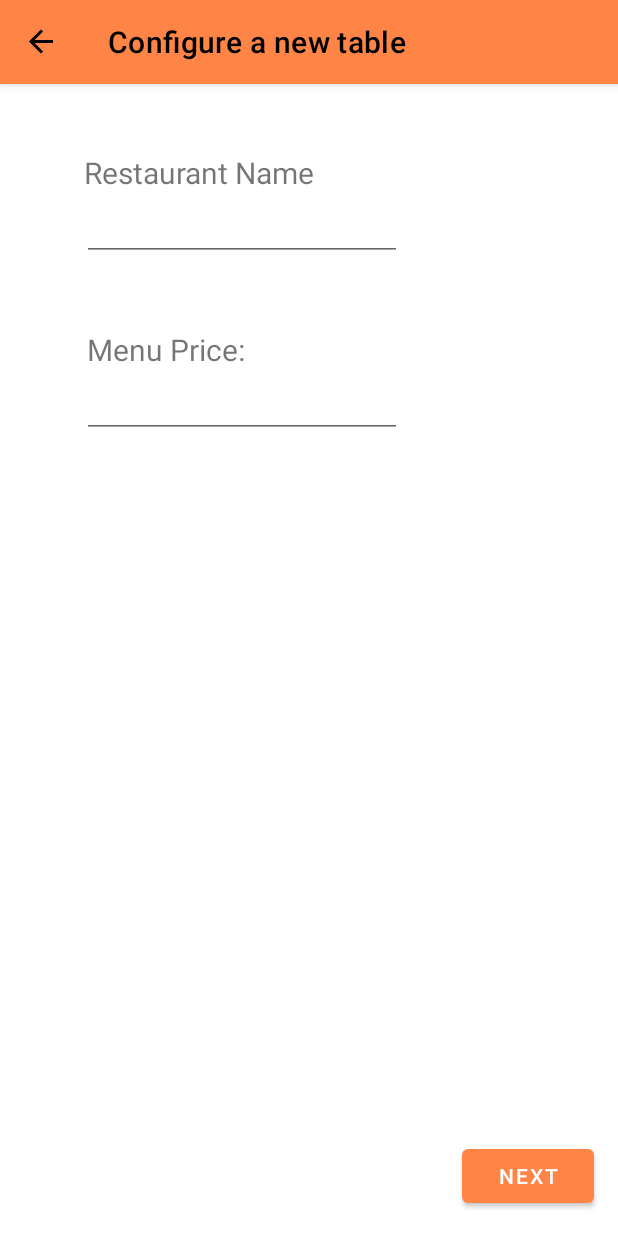
After one commit to owsky/SushiHub_Redone, an Android app: the ConfigureTablePage screen opened through its navigation route, on a phone screen of 412 x 824 dp. The commit adds this screen. Run offline under Robolectric (Android 15) with nearby library versions, the phone set to English and light mode, and no system bars; our stand-ins replace navigation-ui.

Commit message:
Implemented table creation and qr scan

```diff
--- /dev/null
+++ b/app/src/main/java/com/owsky/sushihubredone/view/ConfigureTablePage.kt
@@ -0,0 +1,40 @@
+package com.owsky.sushihubredone.view
+
+import android.os.Bundle
+import android.view.View
+import android.view.inputmethod.EditorInfo
+import android.widget.Button
+import android.widget.EditText
+import android.widget.Toast
+import androidx.fragment.app.Fragment
+import androidx.fragment.app.viewModels
+import androidx.navigation.fragment.findNavController
+import com.owsky.sushihubredone.R
+import com.owsky.sushihubredone.viewmodel.CreateTableViewModel
+
+class ConfigureTablePage : Fragment(R.layout.fragment_configure_table) {
+
+	override fun onViewCreated(view: View, savedInstanceState: Bundle?) {
+		super.onViewCreated(view, savedInstanceState)
+		val model: CreateTableViewModel by viewModels()
+		val name = view.findViewById<EditText>(R.id.configureName)
+		val menuPrice = view.findViewById<EditText>(R.id.menuPrice)
+		val done = view.findViewById<Button>(R.id.configureDone)
+
+		menuPrice.imeOptions = EditorInfo.IME_ACTION_DONE
+		done.setOnClickListener {
+			if (name.text.isEmpty())
+				Toast.makeText(requireContext(), "Insert the restaurant's name", Toast.LENGTH_SHORT)
+					.show()
+			else if (menuPrice.text.isEmpty())
+				Toast.makeText(requireContext(), "Insert the menu's price", Toast.LENGTH_SHORT)
+					.show()
+			else {
+				val price = menuPrice.text.toString().toFloat()
+				val restaurantName = name.text.toString()
+				model.createTable(restaurantName, price)
+//				findNavController().navigate(action)
+			}
+		}
+	}
+}
--- a/app/src/main/res/navigation/nav_graph.xml
+++ b/app/src/main/res/navigation/nav_graph.xml
@@ -3,10 +3,26 @@
     xmlns:app="http://schemas.android.com/apk/res-auto"
     xmlns:tools="http://schemas.android.com/tools"
     android:id="@+id/nav_graph"
-    app:startDestination="@id/homePage">
+    app:startDestination="@id/homePageNav">
     <fragment
-        android:id="@+id/homePage"
-        android:name="com.owsky.sushihubredone.HomePage"
+        android:id="@+id/homePageNav"
+        android:name="com.owsky.sushihubredone.view.HomePage"
         android:label="HomePage"
-        tools:layout="@layout/fragment_homepage"/>
+        tools:layout="@layout/fragment_homepage">
+        <action
+            android:id="@+id/action_homePageNav_to_configureTableNav"
+            app:destination="@id/configureTableNav" />
+        <action
+            android:id="@+id/action_homePageNav_to_scanQRNav"
+            app:destination="@id/scanQRNav" />
+    </fragment>
+    <fragment
+        android:id="@+id/configureTableNav"
+        android:name="com.owsky.sushihubredone.view.ConfigureTablePage"
+        android:label="Configure a new table"
+        tools:layout="@layout/fragment_configure_table" />
+    <fragment
+        android:id="@+id/scanQRNav"
+        android:name="com.owsky.sushihubredone.view.ScanQRPage"
+        android:label="Join a table" />
 </navigation>
```
Also changed, not shown: app/build.gradle (+10 -7 lines), app/src/main/java/com/owsky/sushihubredone/view/CancelDialog.kt (added, +17 -0 lines), app/src/main/java/com/owsky/sushihubredone/view/ScanQRPage.kt (added, +85 -0 lines).
